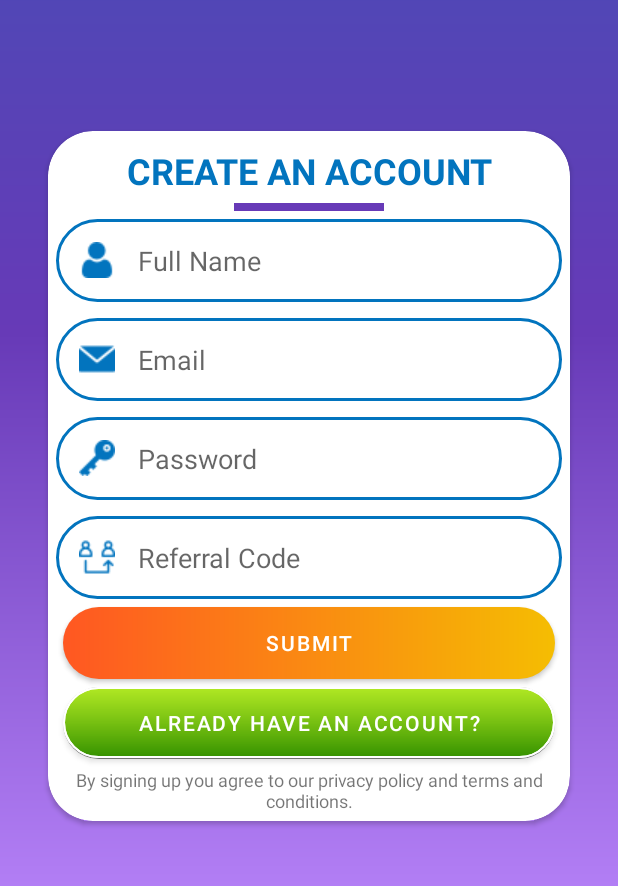
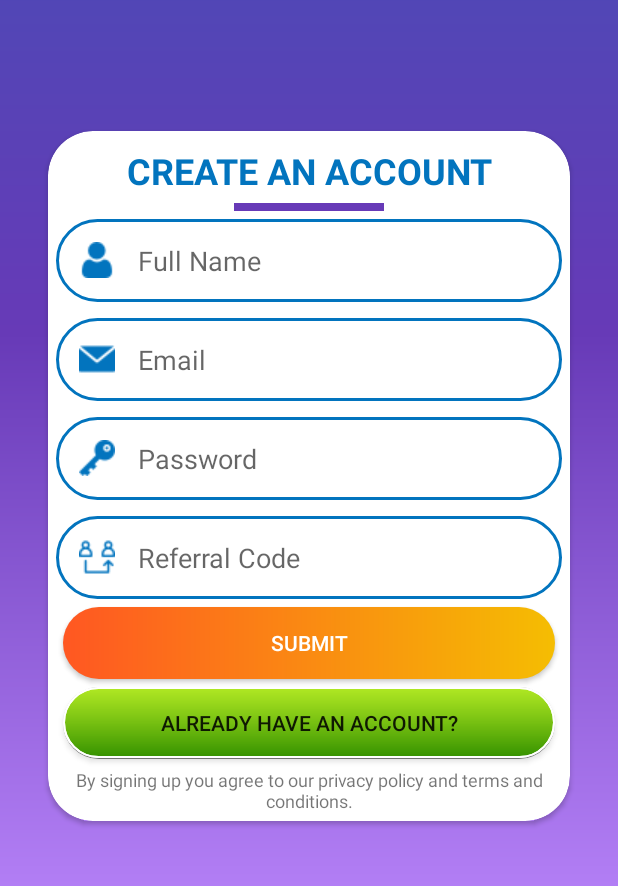
Before and after one commit to devmansh/LEarnKaro, an Android app: the signupActivity screen opened directly, with no data from a screen before it, on a phone screen of 412 x 824 dp, the part 285-1171 px from its top. Run offline under Robolectric (Android 15) with nearby library versions, the phone set to English and light mode, and no system bars; our stand-ins replace Firebase (no records; nobody signed in at launch, a user with empty details on screens opened directly); Roboto replaces fonts that are not available here.

Commit message:
App Theme Changed to MaterialComponent to AppCompat.

```diff
--- a/app/src/main/res/drawable/submit_btn.xml
+++ b/app/src/main/res/drawable/submit_btn.xml
@@ -1,5 +1,5 @@
 <?xml version="1.0" encoding="utf-8"?>
-<shape xmlns:android="http://schemas.android.com/apk/res/android">
+<shape android:shape="rectangle" xmlns:android="http://schemas.android.com/apk/res/android">
     <gradient android:startColor="@color/darkOrange" android:endColor="@color/colorGold"/>
     <corners android:radius="30dp"/>
 
--- a/app/src/main/res/values/themes.xml
+++ b/app/src/main/res/values/themes.xml
@@ -1,6 +1,6 @@
 <resources xmlns:tools="http://schemas.android.com/tools">
     <!-- Base application theme. -->
-    <style name="Theme.LEarnKaro" parent="Theme.MaterialComponents.DayNight.NoActionBar">
+    <style name="Theme.LEarnKaro" parent="Theme.AppCompat.Light.NoActionBar">
         <!-- Primary brand color. -->
         <item name="colorPrimary">@color/purple_500</item>
         <item name="colorPrimaryVariant">@color/purple_700</item>
```
Also changed, not shown: app/src/main/java/com/example/learnkaro/QuizActivity.java (+4 -11 lines).
